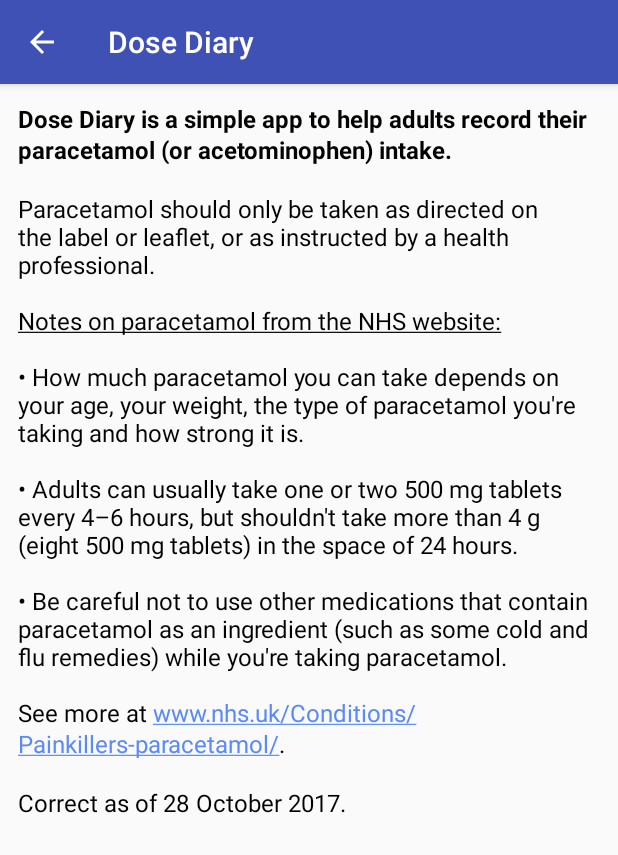
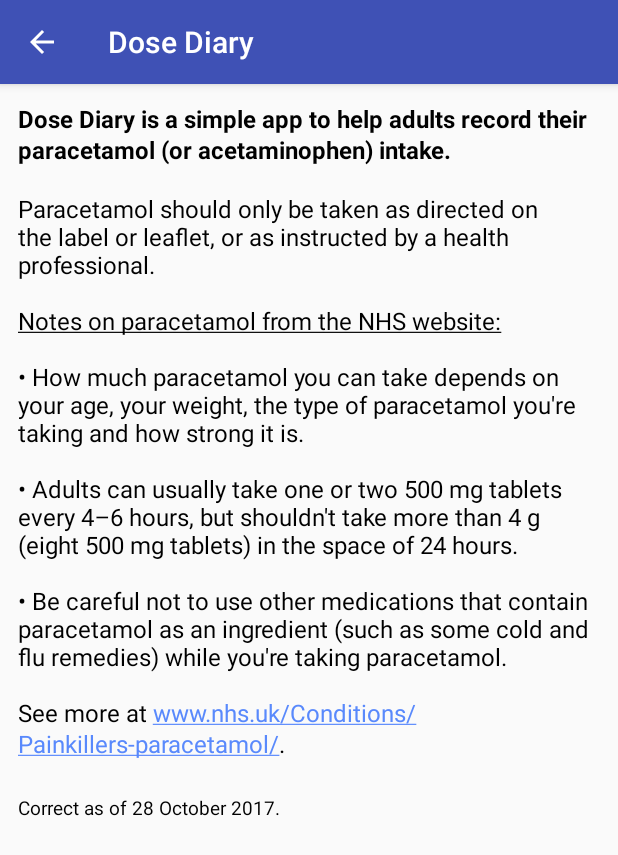
Before and after one commit to seaneberhard/start-up-weekend, an Android app: the screen it shows after launch (AboutActivity), on a phone screen of 412 x 824 dp. Shown: the top 855 px of the screen. Run offline under Robolectric (Android 15) with nearby library versions, the phone set to English and light mode, and no system bars.

Commit message:
try to get html to format correctly

```diff
--- a/pillproject1/app/src/main/res/values/strings.xml
+++ b/pillproject1/app/src/main/res/values/strings.xml
@@ -1,25 +1,25 @@
 <resources>
     <string name="app_name">Dose Diary</string>
+    <string name="log_dose_text">Log Dose</string>
     <string name="about_text">
         <![CDATA[
             <!DOCTYPE HTML>
             <!HTML>
             <HTML>
-                <FONT COLOR="#000000"><FONT FACE="arial, sans-serif"><FONT SIZE=4>
-	                <P><b>$APP_NAME is a simple app to help adults record their paracetamol (or acetominophen) intake.</b></p>
+                <FONT COLOR=\"#000000\"><FONT FACE=\"arial, sans-serif\">
+	                <P><b>$APP_NAME is a simple app to help adults record their paracetamol (or acetaminophen) intake.</b></p>
 	                <P>Paracetamol should only be taken as directed on the label or leaflet, or as instructed by a health professional.</P>
 	                <P><u>Notes on paracetamol from the NHS website:</u></P>
 	                <ul><P>• How much paracetamol you can take depends on your age, your weight, the type of paracetamol you\'re taking and how strong it is.</P>
 	                <p>• Adults can usually take one or two 500&nbsp;mg tablets every 4–6&nbsp;hours, but shouldn\'t take more than 4&nbsp;g (eight 500&nbsp;mg tablets) in the space of 24&nbsp;hours.</p>
 	                <P>• Be careful not to use other medications that contain paracetamol as an ingredient (such as some cold and flu remedies) while you\'re taking paracetamol.</P></ul>
-	                <P>See more at <a HREF="http://www.nhs.uk/Conditions/Painkillers-paracetamol/">www.nhs.uk/Conditions/Painkillers-paracetamol/</a>.</P>
+	                <P>See more at <a HREF=\"http://www.nhs.uk/Conditions/Painkillers-paracetamol/\">www.nhs.uk/Conditions/Painkillers-paracetamol/</a>.</P>
  	            </FONT></FONT></FONT>
-	            <FONT COLOR="#A9A9A9"><FONT FACE="arial, sans-serif"><FONT SIZE=3>
+	            <FONT COLOR=#A9A9A9><FONT FACE=\"arial, sans-serif\"><small>
 	                <P>Correct as of 28 October 2017.</P>
-                </FONT></FONT></FONT>
+                </small></FONT></FONT>
             </BODY>
             </HTML>
         ]]>
     </string>
-    <string name="log_dose_text">Log Dose</string>
 </resources>
```
